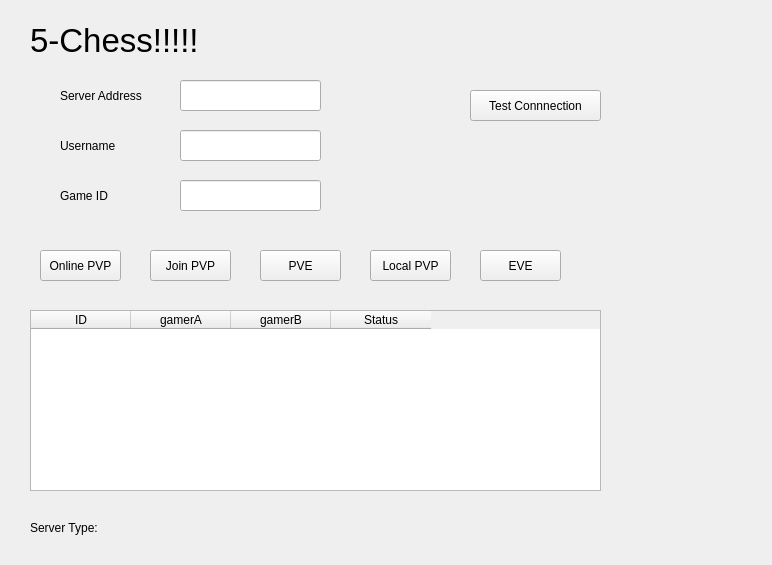
Above: connectui.ui from ExSaltedFishPro/5chess before the change. Below: the same form after it.
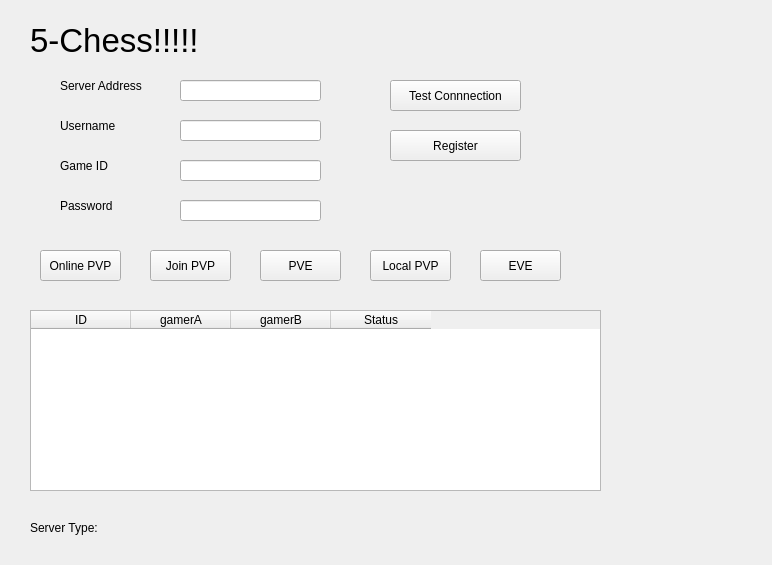
That is the form after the change.

```diff
--- a/connectui.ui
+++ b/connectui.ui
@@ -17,7 +17,7 @@
    <property name="geometry">
     <rect>
      <x>60</x>
-     <y>80</y>
+     <y>70</y>
      <width>131</width>
      <height>31</height>
     </rect>
@@ -45,7 +45,7 @@
      <x>180</x>
      <y>80</y>
      <width>141</width>
-     <height>31</height>
+     <height>21</height>
     </rect>
    </property>
   </widget>
@@ -71,7 +71,7 @@
    <property name="geometry">
     <rect>
      <x>60</x>
-     <y>130</y>
+     <y>110</y>
      <width>71</width>
      <height>31</height>
     </rect>
@@ -83,8 +83,8 @@
   <widget class="QPushButton" name="testconn">
    <property name="geometry">
     <rect>
-     <x>470</x>
-     <y>90</y>
+     <x>390</x>
+     <y>80</y>
      <width>131</width>
      <height>31</height>
     </rect>
@@ -97,7 +97,7 @@
    <property name="geometry">
     <rect>
      <x>60</x>
-     <y>180</y>
+     <y>150</y>
      <width>71</width>
      <height>31</height>
     </rect>
@@ -110,9 +110,9 @@
    <property name="geometry">
     <rect>
      <x>180</x>
-     <y>180</y>
+     <y>160</y>
      <width>141</width>
-     <height>31</height>
+     <height>21</height>
     </rect>
    </property>
   </widget>
@@ -120,9 +120,9 @@
    <property name="geometry">
     <rect>
      <x>180</x>
-     <y>130</y>
+     <y>120</y>
      <width>141</width>
-     <height>31</height>
+     <height>21</height>
     </rect>
    </property>
   </widget>
@@ -221,6 +221,45 @@
     </property>
    </column>
   </widget>
+  <widget class="QLineEdit" name="password">
+   <property name="geometry">
+    <rect>
+     <x>180</x>
+     <y>200</y>
+     <width>141</width>
+     <height>21</height>
+    </rect>
+   </property>
+   <property name="text">
+    <string/>
+   </property>
+  </widget>
+  <widget class="QLabel" name="label_6">
+   <property name="geometry">
+    <rect>
+     <x>60</x>
+     <y>190</y>
+     <width>71</width>
+     <height>31</height>
+    </rect>
+   </property>
+   <property name="text">
+    <string>Password</string>
+   </property>
+  </widget>
+  <widget class="QPushButton" name="reg">
+   <property name="geometry">
+    <rect>
+     <x>390</x>
+     <y>130</y>
+     <width>131</width>
+     <height>31</height>
+    </rect>
+   </property>
+   <property name="text">
+    <string>Register</string>
+   </property>
+  </widget>
  </widget>
  <resources/>
  <connections/>
```
